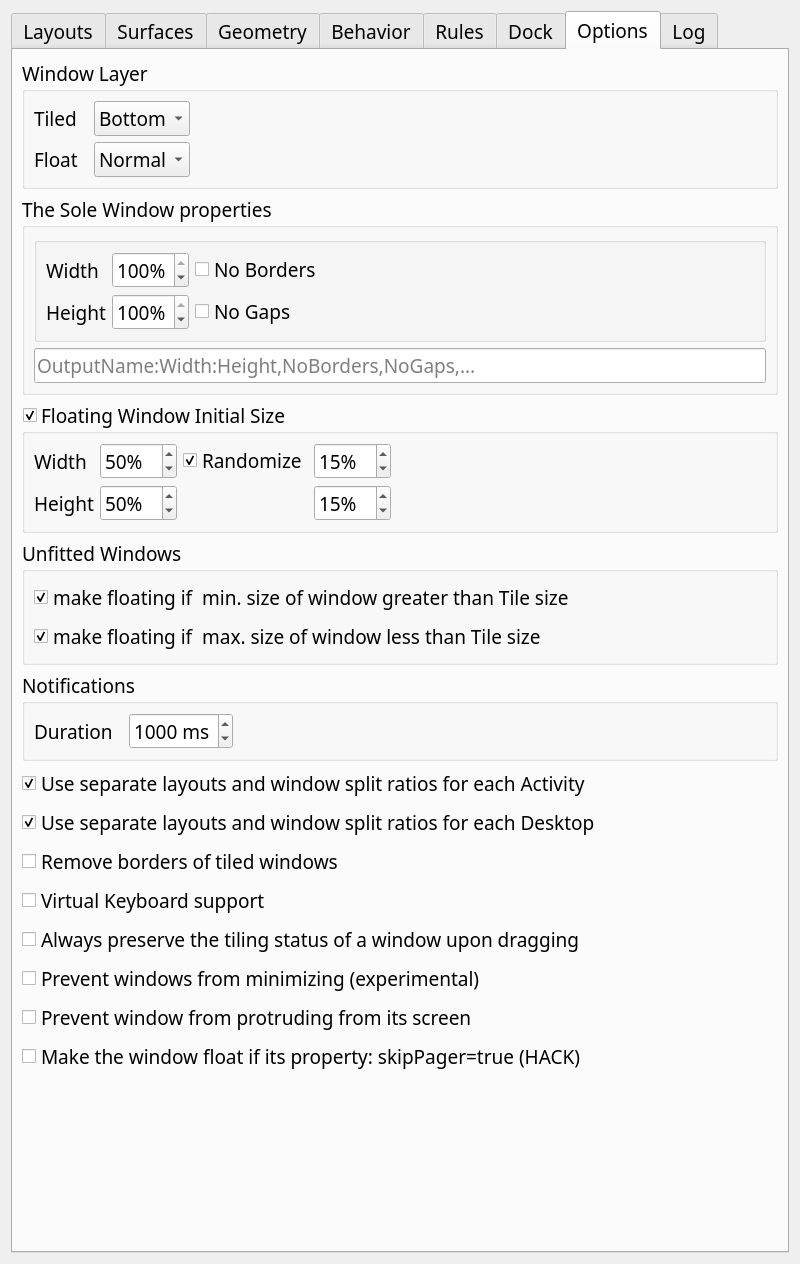
The window that res/config.ui (AndyEveritt/Krohnkite) describes before a commit, drawn with Qt 5.
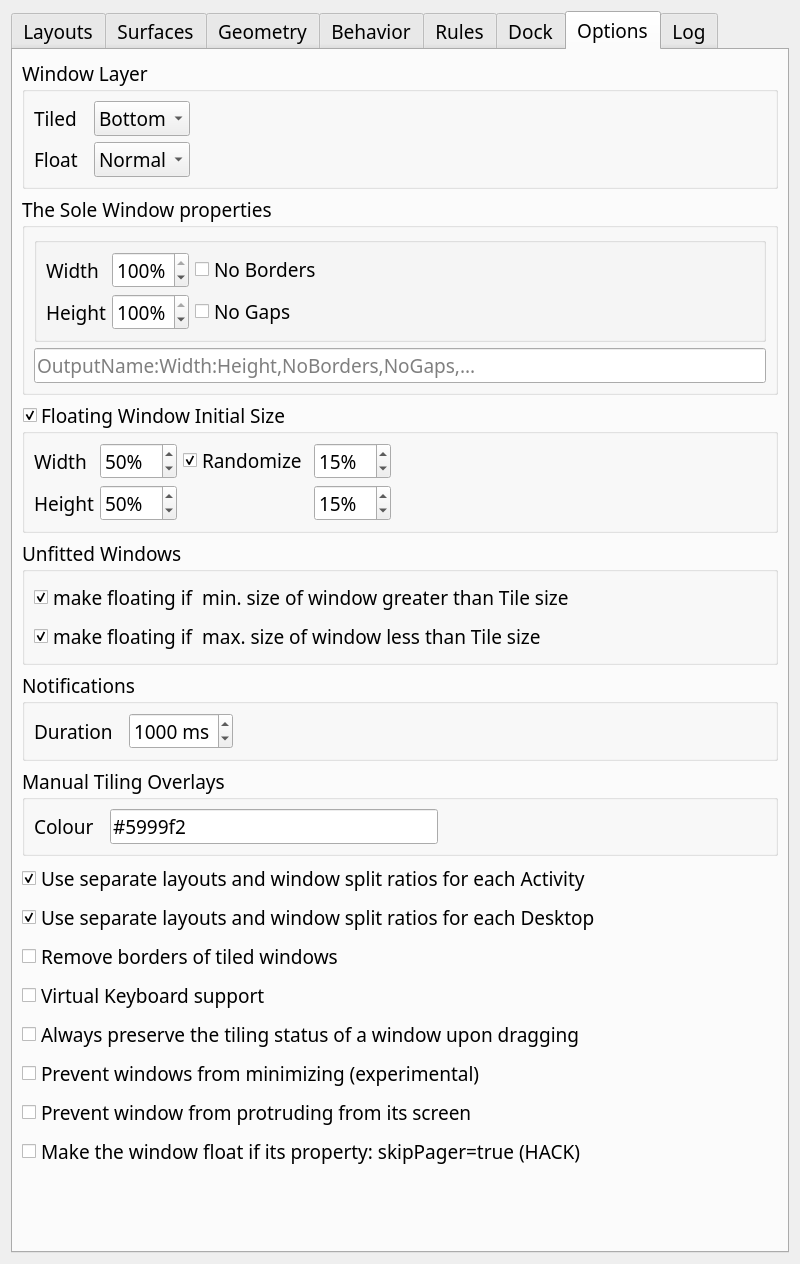
The same window after the commit. The open tabs and pages were chosen to show the change. Custom widgets are drawn as their Qt base class.

Commit message: feat: allow overlay colour to be customised

What changed in the file:
```diff
--- a/res/config.ui
+++ b/res/config.ui
@@ -5581,6 +5581,45 @@
          </layout>
         </widget>
        </item>
+       <item>
+        <widget class="QGroupBox" name="GB_5_Overlays">
+         <property name="title">
+          <string>Manual Tiling Overlays</string>
+         </property>
+         <layout class="QGridLayout" name="gridLayout_overlays">
+          <item row="0" column="0">
+           <widget class="QLabel" name="label_overlayColor">
+            <property name="text">
+             <string>Colour  </string>
+            </property>
+           </widget>
+          </item>
+          <item row="0" column="1">
+           <widget class="QLineEdit" name="kcfg_overlayColor">
+            <property name="toolTip">
+             <string>&lt;html&gt;&lt;head/&gt;&lt;body&gt;&lt;p&gt;Colour of the Manual Tiling layout's overlays: the drop indicator shown while dragging a window, the outline around the selected group, and the active tab of a stack. Accepts #rgb, #rrggbb, #aarrggbb or a colour name. Anything else falls back to the default.&lt;/p&gt;&lt;/body&gt;&lt;/html&gt;</string>
+            </property>
+            <property name="text">
+             <string>#5999f2</string>
+            </property>
+           </widget>
+          </item>
+          <item row="0" column="2">
+           <spacer name="horizontalSpacer_overlays">
+            <property name="orientation">
+             <enum>Qt::Orientation::Horizontal</enum>
+            </property>
+            <property name="sizeHint" stdset="0">
+             <size>
+              <width>40</width>
+              <height>20</height>
+             </size>
+            </property>
+           </spacer>
+          </item>
+         </layout>
+        </widget>
+       </item>
        <item>
         <widget class="QCheckBox" name="kcfg_layoutPerActivity">
          <property name="toolTip">
```
The commit also changes 11 other files.
